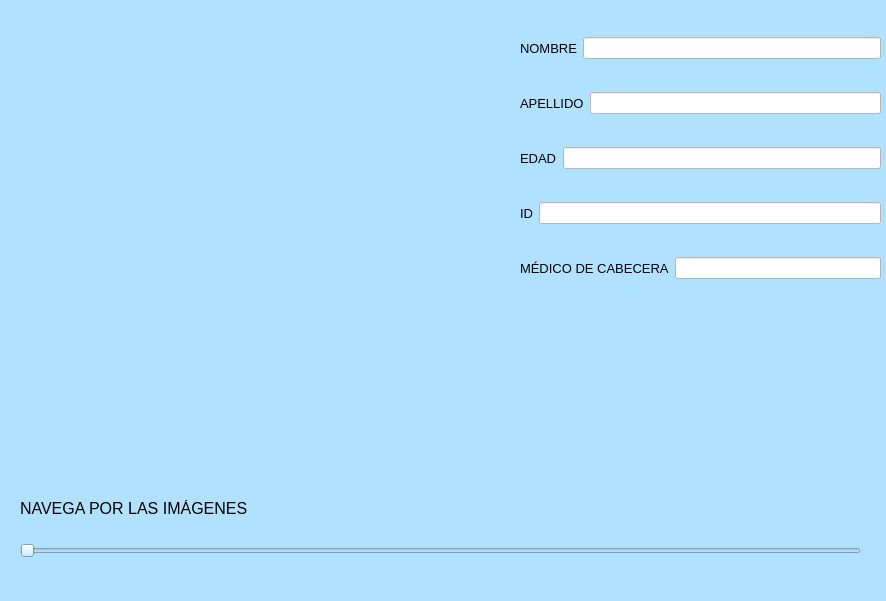
Michael10Crack/Proyecto, file imagenes_dicom.ui: the form before one commit.
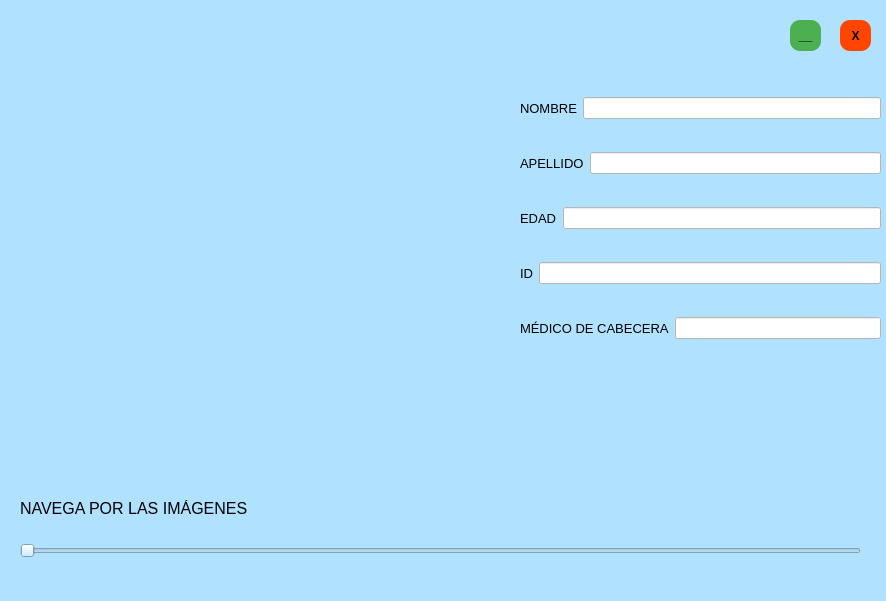
The form after the commit.

Diff of the .ui file:
```diff
--- a/imagenes_dicom.ui
+++ b/imagenes_dicom.ui
@@ -27,7 +27,7 @@
    <property name="geometry">
     <rect>
      <x>520</x>
-     <y>10</y>
+     <y>70</y>
      <width>361</width>
      <height>301</height>
     </rect>
@@ -225,6 +225,70 @@
     <string/>
    </property>
   </widget>
+  <widget class="QPushButton" name="minimizar">
+   <property name="geometry">
+    <rect>
+     <x>790</x>
+     <y>20</y>
+     <width>31</width>
+     <height>31</height>
+    </rect>
+   </property>
+   <property name="font">
+    <font>
+     <pointsize>9</pointsize>
+     <weight>75</weight>
+     <bold>true</bold>
+     <underline>false</underline>
+     <strikeout>false</strikeout>
+    </font>
+   </property>
+   <property name="styleSheet">
+    <string notr="true">QPushButton {
+        background-color: #4CAF50;
+        border: none;
+        border-radius: 10px;;
+    }</string>
+   </property>
+   <property name="text">
+    <string>__</string>
+   </property>
+   <property name="autoExclusive">
+    <bool>false</bool>
+   </property>
+  </widget>
+  <widget class="QPushButton" name="exit">
+   <property name="geometry">
+    <rect>
+     <x>840</x>
+     <y>20</y>
+     <width>31</width>
+     <height>31</height>
+    </rect>
+   </property>
+   <property name="font">
+    <font>
+     <pointsize>9</pointsize>
+     <weight>75</weight>
+     <bold>true</bold>
+     <underline>false</underline>
+     <strikeout>false</strikeout>
+    </font>
+   </property>
+   <property name="styleSheet">
+    <string notr="true">QPushButton {
+        background-color: orangered;
+        border: none;
+        border-radius: 10px;;
+    }</string>
+   </property>
+   <property name="text">
+    <string>X</string>
+   </property>
+   <property name="autoExclusive">
+    <bool>false</bool>
+   </property>
+  </widget>
  </widget>
  <resources/>
  <connections/>
```
